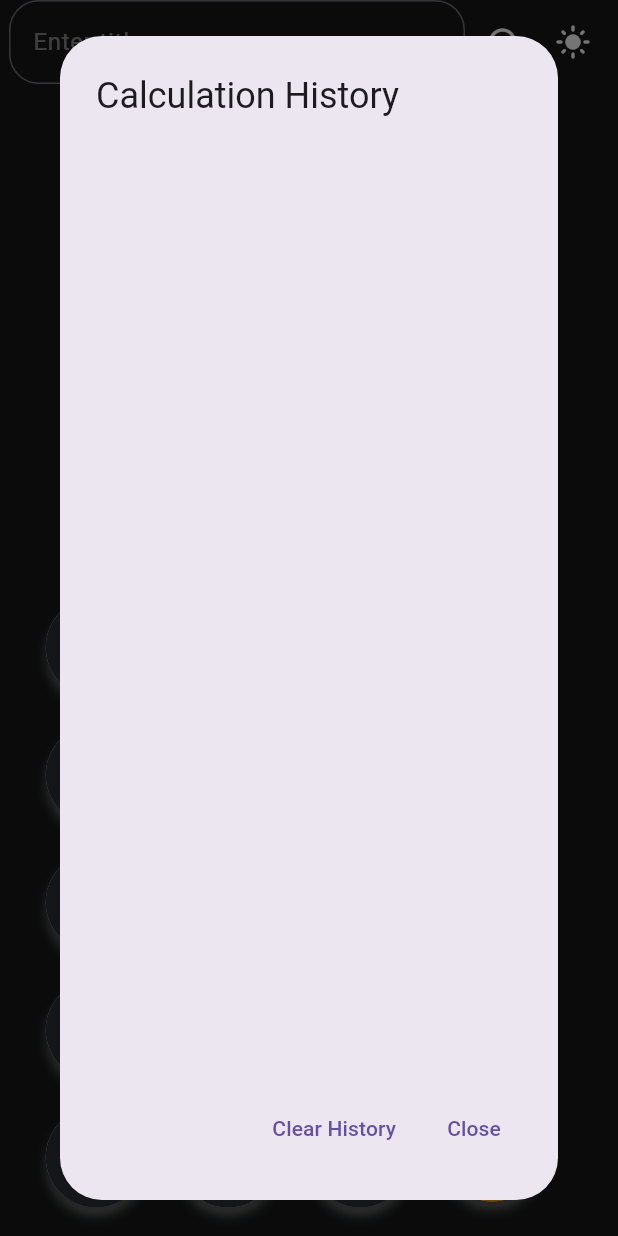
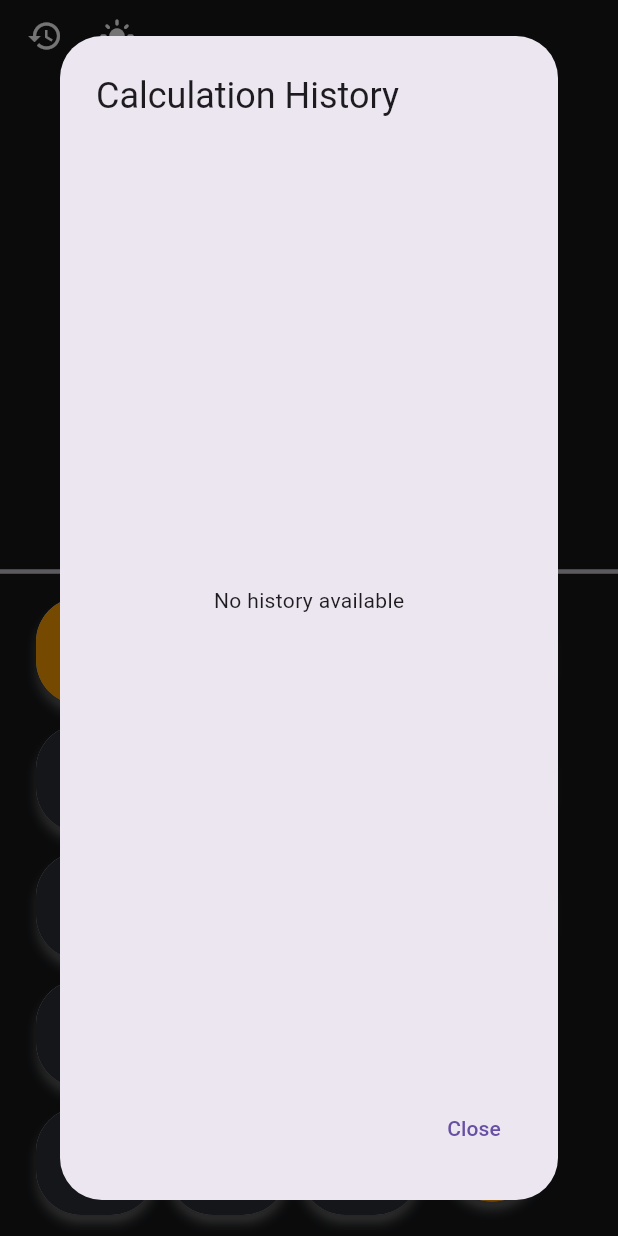
Before and after one commit to sofia883/git_calculator_repo, a Flutter app: the screen it shows after launch, after a tap on the "history" icon, on a phone screen of 412 x 824 dp. Run offline on Flutter 3.47's test engine with Material 3 defaults, Android fonts, the phone set to English and light mode, and no system bars; our stand-ins replace shared_preferences.

Commit message:
added colors according to color mode

```diff
--- a/lib/main_screen.dart
+++ b/lib/main_screen.dart
@@ -38,7 +38,7 @@ class _CalculatorState extends State<Calculator> {
   List<CalculationHistory> _history = [];
   double _fontSize = 60.0;
   ScrollController _scrollController = ScrollController();
-
+  String _result = "";
   @override
   void initState() {
     super.initState();
@@ -66,18 +66,27 @@ class _CalculatorState extends State<Calculator> {
 
   void _onButtonPressed(String buttonText) {
     setState(() {
-      if (buttonText == "C") {
+      if (buttonText == "AC") {
         _output = "";
         _equation = "";
+        _result = "";
         _fontSize = 60.0;
       } else if (buttonText == "=") {
+        if (_result.isNotEmpty) {
+          // If there's already a result, move it to the calculation space
+          _output = _result;
+          _result = "";
+        } else {
           _equation = _output;
           try {
             var result = _evaluateExpression(_output);
-          _output = result.toStringAsFixed(2);
-          _addToHistory();
+            _result = result.toStringAsFixed(2);
+            if (_result != "Error") {
+              _showSaveSnackBar();
+            }
           } catch (e) {
-          _output = "Error";
+            _result = "Error";
+          }
         }
       } else if (buttonText == "<") {
         if (_output.isNotEmpty) {
@@ -85,15 +94,119 @@ class _CalculatorState extends State<Calculator> {
         }
       } else {
         _output += buttonText;
+        _result = ""; // Clear the result when new input is added
       }
       _updateFontSize();
     });
   }
 
-  void _scrollToEnd() {
-    Future.delayed(Duration(milliseconds: 100), () {
-      _scrollController.jumpTo(_scrollController.position.maxScrollExtent);
+  void _showSaveSnackBar() {
+    final snackBar = SnackBar(
+      content: Row(
+        children: [
+          Expanded(
+            child: TextField(
+              decoration: InputDecoration(
+                hintText: "Enter title",
+                border: OutlineInputBorder(),
+              ),
+              onChanged: (value) => _currentTitle = value,
+            ),
+          ),
+          TextButton(
+            child: Text("Save"),
+            onPressed: () {
+              _addToHistory();
+              ScaffoldMessenger.of(context).hideCurrentSnackBar();
+            },
+          ),
+          TextButton(
+            child: Text("Cancel"),
+            onPressed: () {
+              ScaffoldMessenger.of(context).hideCurrentSnackBar();
+            },
+          ),
+        ],
+      ),
+      duration: Duration(days: 365), // Long duration to keep it open
+      behavior: SnackBarBehavior.floating, // Make the SnackBar float
+      margin: EdgeInsets.only(
+        bottom: MediaQuery.of(context).viewInsets.bottom + 10,
+        left: 10,
+        right: 10,
+      ), // Adjust margin to appear above keyboard
+    );
+
+    ScaffoldMessenger.of(context).showSnackBar(snackBar);
+  }
+
+  void _showHistory() {
+    showDialog(
+      context: context,
+      builder: (BuildContext context) {
+        return AlertDialog(
+          title: Text("Calculation History"),
+          content: Container(
+            width: double.maxFinite,
+            child: _history.isEmpty
+                ? Center(child: Text("No history available"))
+                : ListView.builder(
+                    itemCount: _history.length,
+                    itemBuilder: (context, index) {
+                      final item = _history[index];
+                      return ListTile(
+                        title: Text(item.title),
+                        subtitle: Text("${item.equation} = ${item.result}"),
+                        onTap: () {
+                          setState(() {
+                            _output = item.equation;
+                            _result = item.result;
                           });
+                          Navigator.of(context).pop();
+                        },
+                        visualDensity: VisualDensity(
+                            vertical: -4), // Reduce vertical padding
+                      );
+                    },
+                  ),
+          ),
+          actions: [
+            if (_history.isNotEmpty)
+              TextButton(
+                child: Text("Clear History"),
+                onPressed: () {
+                  setState(() {
+                    _history.clear();
+                    _saveHistory();
+                  });
+                  Navigator.of(context).pop();
+                },
+              ),
+            TextButton(
+              child: Text("Close"),
+              onPressed: () => Navigator.of(context).pop(),
+            ),
+          ],
+        );
+      },
+    );
+  }
+
+  void _addToHistory() {
+    if (_currentTitle.isNotEmpty) {
+      setState(() {
+        _history.insert(
+          0,
+          CalculationHistory(
+            title: _currentTitle,
+            equation: _equation,
+            result: _result,
+          ),
+        );
+        _currentTitle = "";
+      });
+      _saveHistory();
+    }
   }
 
   void _loadHistory() async {
@@ -111,22 +224,6 @@ class _CalculatorState extends State<Calculator> {
     final historyJson =
         _history.map((item) => jsonEncode(item.toJson())).toList();
     await prefs.setStringList('history', historyJson);
-  }
-
-  void _addToHistory() {
-    if (_currentTitle.isNotEmpty) {
-      setState(() {
-        _history.insert(
-            0,
-            CalculationHistory(
-              title: _currentTitle,
-              equation: _equation,
-              result: _output,
-            ));
-        _currentTitle = "";
-      });
-      _saveHistory();
-    }
   }
 
   double _evaluateExpression(String expression) {
@@ -170,7 +267,7 @@ class _CalculatorState extends State<Calculator> {
   @override
   Widget build(BuildContext context) {
     return Scaffold(
-      resizeToAvoidBottomInset: false, // Prevent resizing when keyboard opens
+      resizeToAvoidBottomInset: false, // Changed back to false
       body: _buildCalculatorUI(context, _isDarkMode),
     );
   }
@@ -190,19 +287,6 @@ class _CalculatorState extends State<Calculator> {
             padding: EdgeInsets.only(top: topPadding, left: 6, right: 6),
             child: Row(
               children: [
-                Expanded(
-                  child: TextField(
-                    style: TextStyle(color: textColor),
-                    decoration: InputDecoration(
-                      hintText: "Enter title",
-                      hintStyle: TextStyle(color: textColor.withOpacity(0.5)),
-                      border: OutlineInputBorder(
-                        borderRadius: BorderRadius.circular(20),
-                      ),
-                    ),
-                    onChanged: (value) => _currentTitle = value,
-                  ),
-                ),
                 IconButton(
                   icon: Icon(Icons.history, color: textColor),
                   onPressed: _showHistory,
@@ -220,7 +304,26 @@ class _CalculatorState extends State<Calculator> {
             ),
           ),
           Expanded(
-            child: CalculatorDisplay(text: _output),
+            child: Column(
+              mainAxisAlignment: MainAxisAlignment.end,
+              children: [
+                CalculatorDisplay(text: _output, textColor: textColor),
+                if (_result.isNotEmpty)
+                  Padding(
+                    padding: const EdgeInsets.all(8.0),
+                    child: Align(
+                      alignment: Alignment.centerRight,
+                      child: Text(
+                        "= $_result",
+                        style: TextStyle(fontSize: 24, color: textColor),
+                      ),
+                    ),
+                  ),
+              ],
+            ),
+          ),
+          Divider(
+            thickness: 3,
           ),
           Container(
             padding: EdgeInsets.symmetric(horizontal: 20, vertical: 5.0),
@@ -229,11 +332,11 @@ class _CalculatorState extends State<Calculator> {
               children: [
                 Column(
                   children: [
-                    _buildButtonRow(['C', '%', 'x'], buttonColor, textColor),
+                    _buildButtonRow(
+                        ['AC', '%', 'x'], buttonColor, textColor, orangeColor),
                     _buildButtonRow(['7', '8', '9'], buttonColor, textColor),
                     _buildButtonRow(['4', '5', '6'], buttonColor, textColor),
-                    _buildButtonRow(
-                        ['1', '2', '3'], buttonColor, textColor, orangeColor),
+                    _buildButtonRow(['1', '2', '3'], buttonColor, textColor),
                     _buildButtonRow(['.', '0', '<'], buttonColor, textColor),
                   ],
                 ),
@@ -242,7 +345,7 @@ class _CalculatorState extends State<Calculator> {
                   children: [
                     _buildButtonColumn(['÷', '+', '-'], buttonColor, textColor),
                     Container(
-                      child: _buildButton('=', buttonColor, textColor),
+                      child: _buildButton('=', orangeColor, Colors.white),
                       height: 156,
                       width: 75,
                     ),
@@ -260,15 +363,15 @@ class _CalculatorState extends State<Calculator> {
       List<String> buttons, Color buttonColor, Color textColor,
       [Color? specialColor]) {
     return Padding(
-      padding: const EdgeInsets.only(bottom: 10),
+      padding: const EdgeInsets.only(bottom: 5),
       child: Row(
         mainAxisAlignment: MainAxisAlignment.spaceBetween,
-        children: buttons
-            .map((button) => _buildButton(
-                button,
-                button == '=' ? (specialColor ?? buttonColor) : buttonColor,
-                textColor))
-            .toList(),
+        children: buttons.map((button) {
+          Color currentButtonColor =
+              button == 'AC' ? specialColor ?? Colors.orange : buttonColor;
+          Color currentTextColor = button == 'AC' ? Colors.white : textColor;
+          return _buildButton(button, currentButtonColor, currentTextColor);
+        }).toList(),
       ),
     );
   }
@@ -280,7 +383,7 @@ class _CalculatorState extends State<Calculator> {
         return Column(
           children: [
             _buildButton(button, buttonColor, textColor),
-            SizedBox(height: 10), // Add spacing between buttons in the column
+            SizedBox(height: 5), // Reduced space between buttons
           ],
         );
       }).toList(),
@@ -289,8 +392,8 @@ class _CalculatorState extends State<Calculator> {
 
   Widget _buildButton(String text, Color buttonColor, Color textColor) {
     return Container(
-      width: 88,
-      height: 75,
+      width: 88, // Adjusted width
+      height: 80, // Adjusted height
       child: Card(
         elevation: 3,
         shadowColor: Colors.white,
@@ -299,7 +402,9 @@ class _CalculatorState extends State<Calculator> {
                 borderRadius: BorderRadius.circular(
                     45), // Rectangular shape with sharp corners
               )
-            : const CircleBorder(), // Makes the button circular
+            : RoundedRectangleBorder(
+                borderRadius:
+                    BorderRadius.circular(30)), // Makes the button circular
 
         child: ElevatedButton(
           style: ElevatedButton.styleFrom(
@@ -309,58 +414,21 @@ class _CalculatorState extends State<Calculator> {
                     borderRadius: BorderRadius.circular(
                         45), // Rectangular shape with sharp corners
                   )
-                : const CircleBorder(), // Makes the button circular
+                : RoundedRectangleBorder(
+                    borderRadius: BorderRadius.circular(30),
+                  ), // Makes the button circular
           ),
           child: Text(
             text,
             style: TextStyle(
               fontSize: 24,
+              fontStyle: text == 'AC' ? FontStyle.italic : null,
               color: text == '=' ? Colors.white : textColor,
             ),
           ),
           onPressed: () => _onButtonPressed(text),
         ),
       ),
-    );
-  }
-
-  void _showHistory() {
-    showDialog(
-      context: context,
-      builder: (BuildContext context) {
-        return AlertDialog(
-          title: Text("Calculation History"),
-          content: Container(
-            width: double.maxFinite,
-            child: ListView.builder(
-              itemCount: _history.length,
-              itemBuilder: (context, index) {
-                final item = _history[index];
-                return ListTile(
-                  title: Text(item.title),
-                  subtitle: Text("${item.equation} = ${item.result}"),
-                );
-              },
-            ),
-          ),
-          actions: [
-            TextButton(
-              child: Text("Clear History"),
-              onPressed: () {
-                setState(() {
-                  _history.clear();
-                  _saveHistory();
-                });
-                Navigator.of(context).pop();
-              },
-            ),
-            TextButton(
-              child: Text("Close"),
-              onPressed: () => Navigator.of(context).pop(),
-            ),
-          ],
-        );
-      },
     );
   }
 }
@@ -441,11 +509,13 @@ class _FadingTextPainter extends CustomPainter {
 class CalculatorDisplay extends StatefulWidget {
   final String text;
   final double maxFontSize;
+  final Color textColor;
 
   const CalculatorDisplay({
     Key? key,
     required this.text,
     this.maxFontSize = 60,
+    required this.textColor,
   }) : super(key: key);
 
   @override
@@ -481,17 +551,19 @@ class _CalculatorDisplayState extends State<CalculatorDisplay>
 
   @override
   Widget build(BuildContext context) {
+    Color textColor =
+        _CalculatorState()._isDarkMode ? Colors.white : Colors.black;
     return LayoutBuilder(
       builder: (context, constraints) {
-        final maxWidth = constraints.maxWidth - 40; // Left and right padding
+        final maxWidth = constraints.maxWidth - 40;
         double currentFontSize = widget.maxFontSize;
-        double textWidth;
+        double textWidth = double.infinity; // Initialize textWidth
 
         do {
           final textStyle = TextStyle(
             fontSize: currentFontSize,
             fontWeight: FontWeight.bold,
-            color: Colors.black,
+            color: _CalculatorState()._isDarkMode ? Colors.white : Colors.black,
           );
 
           final textPainter = TextPainter(
@@ -505,8 +577,8 @@ class _CalculatorDisplayState extends State<CalculatorDisplay>
             currentFontSize -= 1;
           }
 
-          if (currentFontSize < minFontSize) {
-            currentFontSize = minFontSize;
+          if (currentFontSize < 15) {
+            currentFontSize = 15;
             break;
           }
         } while (textWidth > maxWidth);
@@ -528,16 +600,14 @@ class _CalculatorDisplayState extends State<CalculatorDisplay>
                     style: TextStyle(
                         fontSize: currentFontSize,
                         fontWeight: FontWeight.bold,
-                      color: Colors.white,
-                    ),
+                        color: widget.textColor),
                     maxLines: 1,
                     textAlign: TextAlign.right,
                   ),
                 ),
               ),
               SizedBox(
-                width:
-                    currentFontSize * 0.6, // Fixed-width for the cursor space
+                width: currentFontSize * 0.2,
                 child: _cursorVisible
                     ? Text(
                         '|',
@@ -547,7 +617,7 @@ class _CalculatorDisplayState extends State<CalculatorDisplay>
                           color: Colors.orange,
                         ),
                       )
-                    : Container(), // Empty container when cursor is not visible
+                    : Container(),
               ),
             ],
           ),
```
Lines whose indentation alone changed are shown as unchanged.
